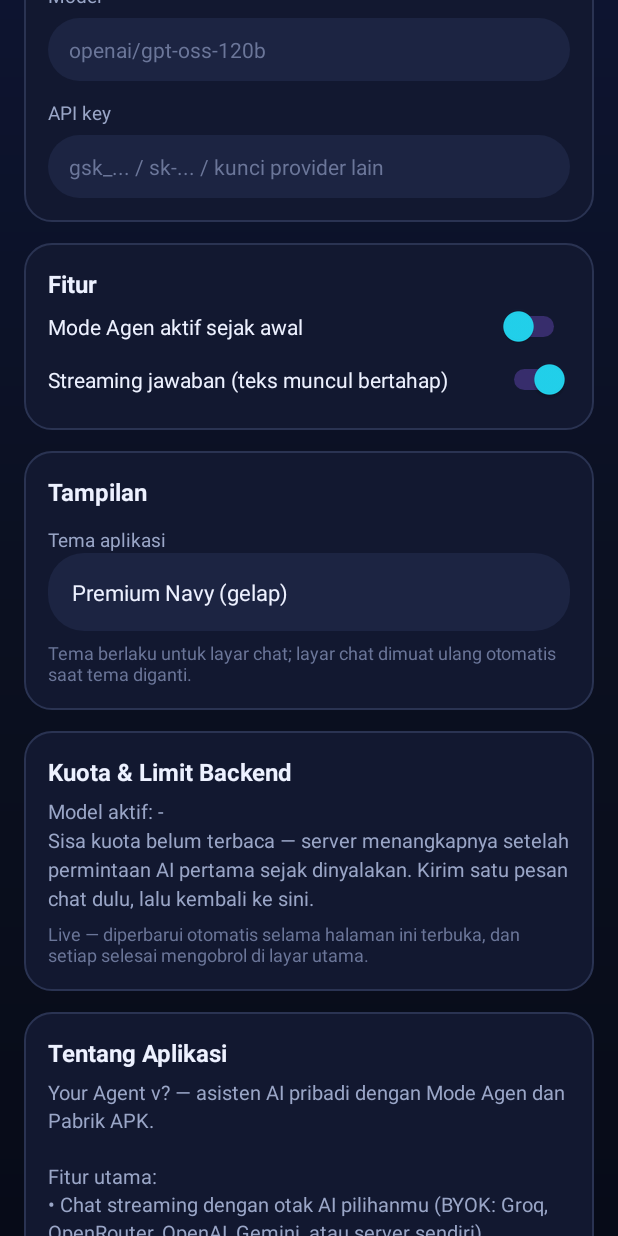
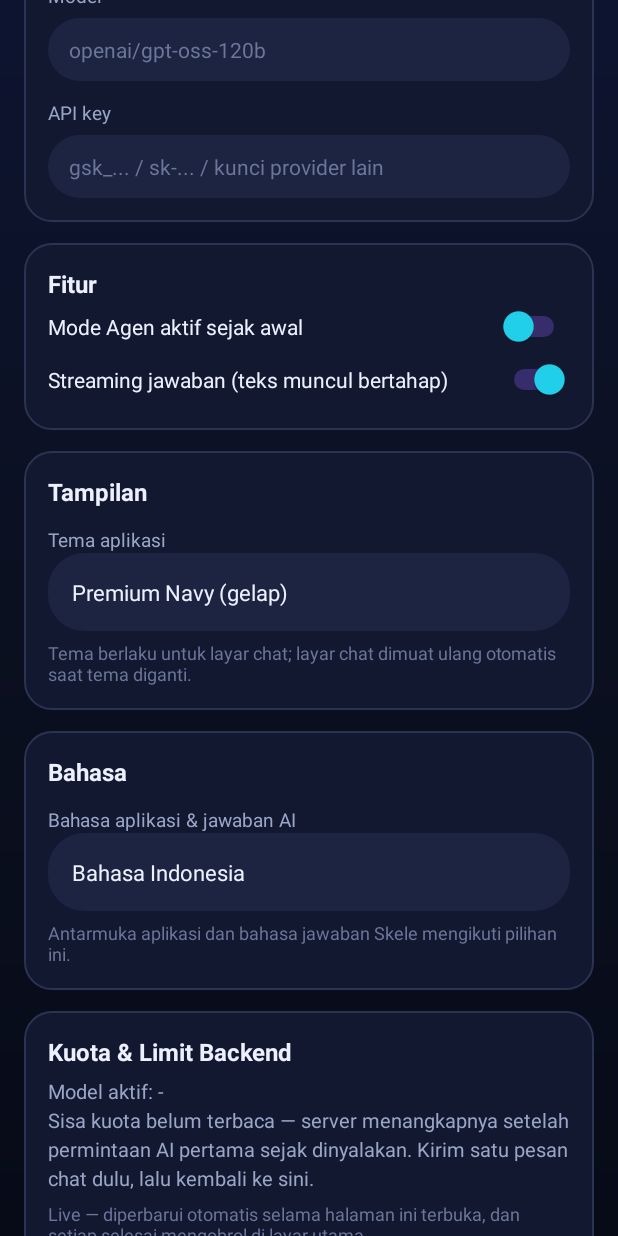
Before and after one commit to jawaadalah/skeleton-meta-ai, an Android app: the SettingsActivity screen opened directly, with no data from a screen before it, scrolled down 576 dp, on a phone screen of 412 x 824 dp. Run offline under Robolectric (Android 15) with nearby library versions, the phone set to English and light mode, and no system bars.

Commit message:
Multibahasa + tombol keluar (versi tetap 1.0.0): 12 bahasa (id default + en, es, zh, ar, hi, pt, fr, de, ja, ko, ru) — semua teks layout & string dinamis utama jadi @string (64 kunci x 12 bahasa), pemilih Bahasa di Pengaturan memakai AppCompat setApplicationLocales, aplikasi mengirim kode lang ke backend dan backend menambahkan arahan bahasa ke system prompt /chat /chat/stream /agent (main.py + wsgi_app.py, peta kode->nama anti-injeksi); tombol keluar ⏻ di header layar utama + tombol Keluar dari Aplikasi di Pengaturan (finishAffinity); format angka mengikuti locale aplikasi

```diff
--- a/android/app/src/main/java/com/jawaadalah/youragent/SettingsActivity.kt
+++ b/android/app/src/main/java/com/jawaadalah/youragent/SettingsActivity.kt
@@ -13,6 +13,8 @@ import android.widget.Toast
 import android.os.Handler
 import android.os.Looper
 import androidx.appcompat.app.AppCompatActivity
+import androidx.appcompat.app.AppCompatDelegate
+import androidx.core.os.LocaleListCompat
 import org.json.JSONObject
 import java.net.HttpURLConnection
 import java.net.URL
@@ -102,7 +104,8 @@ class SettingsActivity : AppCompatActivity() {
                 runOnUiThread {
                     // Live: gagal sesaat tidak menghapus angka terakhir yang tampil.
                     if (::textQuota.isInitialized && lastQuota == null) {
-                        textQuota.text = "Gagal memuat kuota: " + (e.message ?: "koneksi bermasalah")
+                        textQuota.text = getString(R.string.quota_failed,
+                            e.message ?: getString(R.string.quota_conn_problem))
                     }
                 }
             }
@@ -129,7 +132,7 @@ class SettingsActivity : AppCompatActivity() {
 
     private fun fmtCountdown(deadlineMs: Long): String {
         val sisa = (deadlineMs - android.os.SystemClock.elapsedRealtime() + 999) / 1000
-        if (sisa <= 0) return "sekarang"
+        if (sisa <= 0) return getString(R.string.countdown_now)
         return if (sisa < 60) sisa.toString() + "d"
         else (sisa / 60).toString() + "m " + (sisa % 60).toString() + "d"
     }
@@ -139,20 +142,20 @@ class SettingsActivity : AppCompatActivity() {
         if (!::textQuota.isInitialized) return
         val quota = lastQuota
         textQuota.text = if (quota == null) {
-            "Model aktif: " + lastModel + "\n" +
-                "Sisa kuota belum terbaca — server menangkapnya setelah permintaan AI " +
-                "pertama sejak dinyalakan. Kirim satu pesan chat dulu, lalu kembali ke sini."
+            getString(R.string.quota_model_active, lastModel) + "\n" +
+                getString(R.string.quota_not_ready)
         } else {
-            val fmt = java.text.NumberFormat.getInstance(java.util.Locale("id", "ID"))
+            val fmt = java.text.NumberFormat.getInstance(
+                resources.configuration.locales.get(0))
             fun n(key: String): String {
                 val v = quota.optLong(key, -1)
                 return if (v >= 0) fmt.format(v) else "?"
             }
-            "Model aktif: " + lastModel + "\n" +
-                "🪙 Sisa token: " + n("remaining_tokens") + " / " + n("limit_tokens") + "\n" +
-                "📨 Sisa permintaan: " + n("remaining_requests") + " / " + n("limit_requests") +
-                (if (tokenResetAtMs > 0) "\n⏳ Token di-reset dalam: " + fmtCountdown(tokenResetAtMs) else "") +
-                (if (requestResetAtMs > 0) "\n⏳ Permintaan di-reset dalam: " + fmtCountdown(requestResetAtMs) else "")
+            getString(R.string.quota_model_active, lastModel) + "\n" +
+                getString(R.string.quota_tokens, n("remaining_tokens"), n("limit_tokens")) + "\n" +
+                getString(R.string.quota_requests, n("remaining_requests"), n("limit_requests")) +
+                (if (tokenResetAtMs > 0) "\n" + getString(R.string.quota_reset_tokens, fmtCountdown(tokenResetAtMs)) else "") +
+                (if (requestResetAtMs > 0) "\n" + getString(R.string.quota_reset_requests, fmtCountdown(requestResetAtMs)) else "")
         }
     }
 
@@ -191,11 +194,36 @@ class SettingsActivity : AppCompatActivity() {
         val editModel = findViewById<EditText>(R.id.editLlmModel)
         val editKey = findViewById<EditText>(R.id.editLlmKey)
         val spinnerTheme = findViewById<Spinner>(R.id.spinnerTheme)
-        val themeNames = listOf("Premium Navy (gelap)", "Terang", "AMOLED (hitam pekat)")
+        val themeNames = listOf(getString(R.string.theme_navy), getString(R.string.theme_bright),
+            getString(R.string.theme_amoled))
         val themeAdapter = ArrayAdapter(this, R.layout.spinner_item, themeNames)
         themeAdapter.setDropDownViewResource(R.layout.spinner_dropdown)
         spinnerTheme.adapter = themeAdapter
         spinnerTheme.setSelection(prefs.getInt("tema", 0).coerceIn(0, themeNames.size - 1))
+        val languages = listOf(
+            "Bahasa Indonesia" to "id", "English" to "en", "Español" to "es",
+            "中文" to "zh", "العربية" to "ar", "हिन्दी" to "hi",
+            "Português" to "pt", "Français" to "fr", "Deutsch" to "de",
+            "日本語" to "ja", "한국어" to "ko", "Русский" to "ru")
+        val spinnerLanguage = findViewById<Spinner>(R.id.spinnerLanguage)
+        val langAdapter = ArrayAdapter(this, R.layout.spinner_item, languages.map { it.first })
+        langAdapter.setDropDownViewResource(R.layout.spinner_dropdown)
+        spinnerLanguage.adapter = langAdapter
+        val currentLang = prefs.getString("bahasa", "id") ?: "id"
+        spinnerLanguage.setSelection(
+            languages.indexOfFirst { it.second == currentLang }.coerceAtLeast(0))
+        spinnerLanguage.onItemSelectedListener = object : AdapterView.OnItemSelectedListener {
+            override fun onItemSelected(parent: AdapterView<*>?, view: View?, pos: Int, id: Long) {
+                val code = languages[pos].second
+                if (code != (prefs.getString("bahasa", "id") ?: "id")) {
+                    prefs.edit().putString("bahasa", code).apply()
+                    AppCompatDelegate.setApplicationLocales(
+                        LocaleListCompat.forLanguageTags(code))
+                }
+            }
+
+            override fun onNothingSelected(parent: AdapterView<*>?) {}
+        }
         val switchAgentDefault = findViewById<Switch>(R.id.switchAgentDefault)
         val switchStreaming = findViewById<Switch>(R.id.switchStreaming)
 
@@ -233,21 +261,10 @@ class SettingsActivity : AppCompatActivity() {
         }
         textQuota = findViewById(R.id.textQuota)
         loadQuota()
-        findViewById<TextView>(R.id.textAbout).text =
-            "Your Agent v$versionName — asisten AI pribadi dengan Mode Agen dan Pabrik APK.\n\n" +
-                "Fitur utama:\n" +
-                "• Chat streaming dengan otak AI pilihanmu (BYOK: Groq, OpenRouter, OpenAI, Gemini, atau server sendiri)\n" +
-                "• Mode Agen: 16 skill — kalkulator, catatan, ingatan jangka panjang, ambil web, generator proyek, pabrik APK, skill inti fullstack\n" +
-                "• Pabrik APK: buat aplikasi & game Android jadi file APK asli dari chat\n" +
-                "• Generator Cerdas: kode ditulis AI mengikuti instruksimu, dicek validator, fallback template\n" +
-                "• Info token per balasan + sisa kuota backend live (strip di layar utama & kartu Kuota di sini)\n" +
-                "• Gerbang konfirmasi untuk aksi merusak\n" +
-                "• Riwayat chat lokal + sesi & ingatan tersimpan di backend\n\n" +
-                "Backend: jawaadalah.pythonanywhere.com\n" +
-                "Kode sumber: github.com/jawaadalah/your-agent\n" +
-                "Dibuat oleh Jawaadalah (J-DEV)."
+        findViewById<TextView>(R.id.textAbout).text = getString(R.string.about_text, versionName)
 
         findViewById<Button>(R.id.buttonBack).setOnClickListener { finish() }
+        findViewById<Button>(R.id.buttonExitApp).setOnClickListener { finishAffinity() }
         findViewById<Button>(R.id.buttonSaveSettings).setOnClickListener {
             prefs.edit()
                 .putString("backend_url", editBackend.text.toString().trim().trimEnd('/'))
@@ -260,7 +277,7 @@ class SettingsActivity : AppCompatActivity() {
                 .putBoolean("agent_default", switchAgentDefault.isChecked)
                 .putBoolean("streaming", switchStreaming.isChecked)
                 .apply()
-            Toast.makeText(this, "Pengaturan tersimpan", Toast.LENGTH_SHORT).show()
+            Toast.makeText(this, getString(R.string.saved_toast), Toast.LENGTH_SHORT).show()
             finish()
         }
     }
--- a/android/app/src/main/res/layout/activity_settings.xml
+++ b/android/app/src/main/res/layout/activity_settings.xml
@@ -23,13 +23,13 @@
                 android:id="@+id/buttonBack"
                 style="@style/Widget.YourAgent.ChipButton"
                 android:background="@drawable/bg_agent_bar"
-                android:text="← Kembali" />
+                android:text="@string/back_btn" />
 
             <TextView
                 android:layout_width="wrap_content"
                 android:layout_height="wrap_content"
                 android:layout_marginStart="14dp"
-                android:text="Pengaturan"
+                android:text="@string/settings_title"
                 android:textColor="@color/text_primary"
                 android:textSize="20sp"
                 android:textStyle="bold" />
@@ -41,11 +41,11 @@
 
             <TextView
                 style="@style/Widget.YourAgent.SettingsTitle"
-                android:text="Koneksi Server" />
+                android:text="@string/sec_connection" />
 
             <TextView
                 style="@style/Widget.YourAgent.SettingsLabel"
-                android:text="Alamat backend" />
+                android:text="@string/label_backend_url" />
 
             <EditText
                 android:id="@+id/editBackendUrl"
@@ -55,12 +55,12 @@
 
             <TextView
                 style="@style/Widget.YourAgent.SettingsLabel"
-                android:text="Token aplikasi (bila backend memakai APP_TOKEN)" />
+                android:text="@string/label_app_token" />
 
             <EditText
                 android:id="@+id/editAppToken"
                 style="@style/Widget.YourAgent.SettingsField"
-                android:hint="Kosongkan bila tidak ada"
+                android:hint="@string/hint_empty"
                 android:inputType="textPassword" />
         </LinearLayout>
 
@@ -70,15 +70,15 @@
 
             <TextView
                 style="@style/Widget.YourAgent.SettingsTitle"
-                android:text="Otak AI (API)" />
+                android:text="@string/sec_llm" />
 
             <TextView
                 style="@style/Widget.YourAgent.SettingsHint"
-                android:text="Pakai API key milikmu sendiri untuk provider apa pun yang kompatibel OpenAI. Kosongkan untuk memakai bawaan server. Key tersimpan lokal di HP dan dikirim per permintaan — server tidak menyimpannya." />
+                android:text="@string/llm_desc" />
 
             <TextView
                 style="@style/Widget.YourAgent.SettingsLabel"
-                android:text="Provider" />
+                android:text="@string/label_provider" />
 
             <Spinner
                 android:id="@+id/spinnerProvider"
@@ -89,7 +89,7 @@
 
             <TextView
                 style="@style/Widget.YourAgent.SettingsLabel"
-                android:text="Base URL API" />
+                android:text="@string/label_base_url" />
 
             <EditText
                 android:id="@+id/editLlmBase"
@@ -99,7 +99,7 @@
 
             <TextView
                 style="@style/Widget.YourAgent.SettingsLabel"
-                android:text="Model" />
+                android:text="@string/label_model" />
 
             <EditText
                 android:id="@+id/editLlmModel"
@@ -109,7 +109,7 @@
 
             <TextView
                 style="@style/Widget.YourAgent.SettingsLabel"
-                android:text="API key" />
+                android:text="@string/label_api_key" />
 
             <EditText
                 android:id="@+id/editLlmKey"
@@ -124,7 +124,7 @@
 
             <TextView
                 style="@style/Widget.YourAgent.SettingsTitle"
-                android:text="Fitur" />
+                android:text="@string/sec_features" />
 
             <Switch
                 android:id="@+id/switchAgentDefault"
@@ -132,7 +132,7 @@
                 android:layout_height="wrap_content"
                 android:paddingTop="8dp"
                 android:paddingBottom="8dp"
-                android:text="Mode Agen aktif sejak awal"
+                android:text="@string/switch_agent_default"
                 android:textColor="@color/text_primary"
                 android:textSize="14sp"
                 android:thumbTint="@color/accent_cyan"
@@ -144,7 +144,7 @@
                 android:layout_height="wrap_content"
                 android:paddingTop="8dp"
                 android:paddingBottom="8dp"
-                android:text="Streaming jawaban (teks muncul bertahap)"
+                android:text="@string/switch_streaming"
                 android:textColor="@color/text_primary"
                 android:textSize="14sp"
                 android:thumbTint="@color/accent_cyan"
@@ -158,11 +158,11 @@
 
             <TextView
                 style="@style/Widget.YourAgent.SettingsTitle"
-                android:text="Tampilan" />
+                android:text="@string/sec_appearance" />
 
             <TextView
                 style="@style/Widget.YourAgent.SettingsLabel"
-                android:text="Tema aplikasi" />
+                android:text="@string/label_theme" />
 
             <Spinner
                 android:id="@+id/spinnerTheme"
@@ -173,7 +173,31 @@
 
             <TextView
                 style="@style/Widget.YourAgent.SettingsHint"
-                android:text="Tema berlaku untuk layar chat; layar chat dimuat ulang otomatis saat tema diganti." />
+                android:text="@string/theme_desc" />
+        </LinearLayout>
+
+        <!-- Bahasa -->
+        <LinearLayout
+            style="@style/Widget.YourAgent.SettingsCard">
+
+            <TextView
+                style="@style/Widget.YourAgent.SettingsTitle"
+                android:text="@string/sec_language" />
+
+            <TextView
+                style="@style/Widget.YourAgent.SettingsLabel"
+                android:text="@string/label_language" />
+
+            <Spinner
+                android:id="@+id/spinnerLanguage"
+                android:layout_width="match_parent"
+                android:layout_height="wrap_content"
+                android:background="@drawable/bg_edit_pill"
+                android:padding="6dp" />
+
+            <TextView
+                style="@style/Widget.YourAgent.SettingsHint"
+                android:text="@string/language_desc" />
         </LinearLayout>
 
         <!-- Kuota & Limit Backend -->
@@ -182,7 +206,7 @@
 
             <TextView
                 style="@style/Widget.YourAgent.SettingsTitle"
-                android:text="Kuota &amp; Limit Backend" />
+                android:text="@string/sec_quota" />
 
             <TextView
                 android:id="@+id/textQuota"
@@ -190,13 +214,13 @@
                 android:layout_height="wrap_content"
                 android:paddingTop="6dp"
                 android:lineSpacingMultiplier="1.2"
-                android:text="Memuat kuota dari server…"
+                android:text="@string/quota_loading_text"
                 android:textColor="@color/text_secondary"
                 android:textSize="13.5sp" />
 
             <TextView
                 style="@style/Widget.YourAgent.SettingsHint"
-                android:text="Live — diperbarui otomatis selama halaman ini terbuka, dan setiap selesai mengobrol di layar utama." />
+                android:text="@string/quota_live_note" />
         </LinearLayout>
 
         <!-- Tentang -->
@@ -205,7 +229,7 @@
 
             <TextView
                 style="@style/Widget.YourAgent.SettingsTitle"
-                android:text="Tentang Aplikasi" />
+                android:text="@string/sec_about" />
 
             <TextView
                 android:id="@+id/textAbout"
@@ -223,11 +247,23 @@
             android:layout_height="52dp"
             android:layout_marginTop="6dp"
             android:background="@drawable/btn_send"
-            android:text="Simpan Pengaturan"
+            android:text="@string/save_btn"
             android:textAllCaps="false"
             android:textColor="@color/text_on_gradient"
             android:textSize="15sp"
             android:textStyle="bold" />
 
+        <Button
+            android:id="@+id/buttonExitApp"
+            android:layout_width="match_parent"
+            android:layout_height="52dp"
+            android:layout_marginTop="10dp"
+            android:background="@drawable/bg_edit_pill"
+            android:text="@string/exit_app"
+            android:textAllCaps="false"
+            android:textColor="#EF4444"
+            android:textSize="15sp"
+            android:textStyle="bold" />
+
     </LinearLayout>
 </ScrollView>
--- /dev/null
+++ b/android/app/src/main/res/values/strings.xml
@@ -0,0 +1,88 @@
+<?xml version="1.0" encoding="utf-8"?>
+<resources>
+    <!-- Layar utama -->
+    <string name="settings_btn">⚙ Atur</string>
+    <string name="clear_btn">Hapus</string>
+    <string name="quota_loading">🪙 Sisa token: memuat…</string>
+    <string name="input_hint">Tulis pesan...</string>
+    <string name="exit_desc">Keluar dari aplikasi</string>
+
+    <!-- Pengaturan: umum -->
+    <string name="back_btn">← Kembali</string>
+    <string name="settings_title">Pengaturan</string>
+    <string name="save_btn">Simpan Pengaturan</string>
+    <string name="exit_app">Keluar dari Aplikasi</string>
+    <string name="saved_toast">Pengaturan tersimpan</string>
+
+    <!-- Pengaturan: koneksi -->
+    <string name="sec_connection">Koneksi Server</string>
+    <string name="label_backend_url">Alamat backend</string>
+    <string name="label_app_token">Token aplikasi (bila backend memakai APP_TOKEN)</string>
+    <string name="hint_empty">Kosongkan bila tidak ada</string>
+
+    <!-- Pengaturan: otak AI -->
+    <string name="sec_llm">Otak AI (API)</string>
+    <string name="llm_desc">Pakai API key milikmu sendiri untuk provider apa pun yang kompatibel OpenAI. Kosongkan untuk memakai bawaan server. Key tersimpan lokal di HP dan dikirim per permintaan — server tidak menyimpannya.</string>
+    <string name="label_provider">Provider</string>
+    <string name="label_base_url">Base URL API</string>
+    <string name="label_model">Model</string>
+    <string name="label_api_key">API key</string>
+
+    <!-- Pengaturan: fitur -->
+    <string name="sec_features">Fitur</string>
+    <string name="switch_agent_default">Mode Agen aktif sejak awal</string>
+    <string name="switch_streaming">Streaming jawaban (teks muncul bertahap)</string>
+
+    <!-- Pengaturan: tampilan -->
+    <string name="sec_appearance">Tampilan</string>
+    <string name="label_theme">Tema aplikasi</string>
+    <string name="theme_desc">Tema berlaku untuk layar chat; layar chat dimuat ulang otomatis saat tema diganti.</string>
+    <string name="theme_navy">Premium Navy (gelap)</string>
+    <string name="theme_bright">Terang</string>
+    <string name="theme_amoled">AMOLED (hitam pekat)</string>
+
+    <!-- Pengaturan: bahasa -->
+    <string name="sec_language">Bahasa</string>
+    <string name="label_language">Bahasa aplikasi &amp; jawaban AI</string>
+    <string name="language_desc">Antarmuka aplikasi dan bahasa jawaban Skele mengikuti pilihan ini.</string>
+
+    <!-- Pengaturan: kuota -->
+    <string name="sec_quota">Kuota &amp; Limit Backend</string>
+    <string name="quota_loading_text">Memuat kuota dari server…</string>
+    <string name="quota_live_note">Live — diperbarui otomatis selama halaman ini terbuka, dan setiap selesai mengobrol di layar utama.</string>
+    <string name="quota_model_active">Model aktif: %1$s</string>
+    <string name="quota_not_ready">Sisa kuota belum terbaca — server menangkapnya setelah permintaan AI pertama sejak dinyalakan. Kirim satu pesan chat dulu, lalu kembali ke sini.</string>
+    <string name="quota_tokens">🪙 Sisa token: %1$s / %2$s</string>
+    <string name="quota_requests">📨 Sisa permintaan: %1$s / %2$s</string>
+    <string name="quota_reset_tokens">⏳ Token di-reset dalam: %1$s</string>
+    <string name="quota_reset_requests">⏳ Permintaan di-reset dalam: %1$s</string>
+    <string name="quota_failed">Gagal memuat kuota: %1$s</string>
+    <string name="quota_conn_problem">koneksi bermasalah</string>
+    <string name="countdown_now">sekarang</string>
+
+    <!-- Pengaturan: tentang -->
+    <string name="sec_about">Tentang Aplikasi</string>
+    <string name="about_text">Your Agent v%1$s — asisten AI pribadi dengan Mode Agen dan Pabrik APK.\n\nFitur utama:\n• Chat streaming dengan otak AI pilihanmu (BYOK: Groq, OpenRouter, OpenAI, Gemini, atau server sendiri)\n• Mode Agen: 16 skill — kalkulator, catatan, ingatan jangka panjang, ambil web, generator proyek, pabrik APK, skill inti fullstack\n• Pabrik APK: buat aplikasi &amp; game Android jadi file APK asli dari chat\n• Generator Cerdas: kode ditulis AI mengikuti instruksimu, dicek validator, fallback template\n• Info token per balasan + sisa kuota backend live (strip di layar utama &amp; kartu Kuota di sini)\n• Gerbang konfirmasi untuk aksi merusak\n• Riwayat chat lokal + sesi &amp; ingatan tersimpan di backend\n\nBackend: jawaadalah.pythonanywhere.com\nKode sumber: github.com/jawaadalah/your-agent\nDibuat oleh Jawaadalah (J-DEV).</string>
+
+    <!-- Layar utama: dinamis -->
+    <string name="strip_quota">🪙 Sisa token: %1$s / %2$s  •  Sisa permintaan: %3$s / %4$s</string>
+    <string name="usage_line">🪙 Token: %1$s (masuk %2$s • keluar %3$s)</string>
+    <string name="phase_connect">Menghubungi backend</string>
+    <string name="phase_thinking">Skele sedang berpikir</string>
+    <string name="phase_composing">Menyusun jawaban</string>
+    <string name="phase_planning">Agen merencanakan langkah</string>
+    <string name="phase_executing">Menjalankan skill</string>
+
+    <!-- Layar utama: dialog konfirmasi & galat -->
+    <string name="confirm_title">Konfirmasi aksi agen</string>
+    <string name="confirm_msg">Agen ingin menjalankan aksi merusak: %1$s.\nAksi ini belum dijalankan. Setuju?</string>
+    <string name="confirm_yes">Setuju, jalankan</string>
+    <string name="confirm_no">Batal</string>
+    <string name="confirm_cancelled">Aksi %1$s dibatalkan — tidak ada yang dijalankan.</string>
+    <string name="done_fallback">(selesai)</string>
+    <string name="chat_cleared">Chat dibersihkan. Kita mulai dari awal.</string>
+    <string name="err_no_net">Tidak ada koneksi internet atau server tidak terjangkau. Periksa jaringan HP kamu, lalu coba lagi.</string>
+    <string name="err_timeout">Server terlalu lama menjawab (timeout). Coba kirim lagi sebentar.</string>
+    <string name="err_generic">Maaf, gagal menghubungi server: %1$s. Periksa jaringan, lalu coba lagi.</string>
+    <string name="stream_cut">[Koneksi terputus di tengah jawaban]</string>
+</resources>
```
Also changed, not shown: android/app/src/main/java/com/jawaadalah/youragent/MainActivity.kt (+30 -20 lines), android/app/src/main/res/layout/activity_main.xml (+11 -4 lines), 14 other files.
